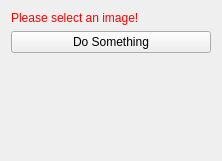
Old version of the form src/internal/Voxel2MeshViewControls.ui in the repository araex/mitk-gem.
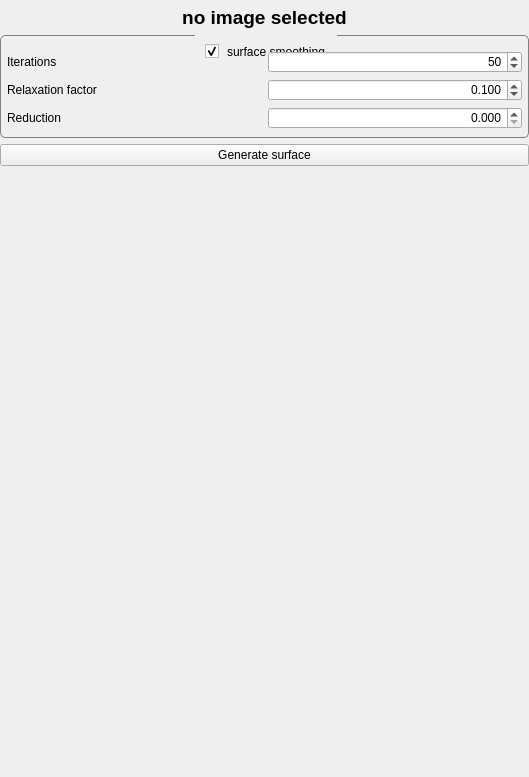
New version of the form.

The edit to the form file:
```diff
--- a/src/internal/Voxel2MeshViewControls.ui
+++ b/src/internal/Voxel2MeshViewControls.ui
@@ -6,8 +6,8 @@
    <rect>
     <x>0</x>
     <y>0</y>
-    <width>222</width>
-    <height>161</height>
+    <width>529</width>
+    <height>777</height>
    </rect>
   </property>
   <property name="minimumSize">
@@ -19,43 +19,312 @@
   <property name="windowTitle">
    <string>QmitkTemplate</string>
   </property>
+  <property name="styleSheet">
+   <string notr="true">QGroupBox {
+	border-width: 1px; 
+	border-style: solid; 
+	border-color: grey;
+	border-radius: 5px;
+	margin-top: 2.5ex;
+}
+
+QGroupBox::title {
+	subcontrol-origin: margin;
+	subcontrol-position: top center;
+	padding: 10px 10px;
+}
+
+QScrollArea{
+	border: 0;
+	margin:0;
+	padding:0;
+}
+
+[mandatoryField=true]{
+	background-color: rgb(255, 150, 150);
+}
+
+[warningField=true]{
+	background-color: rgb(255, 204, 0);
+}
+
+[errorField=true]{
+	background-color: rgb(255, 150, 150);
+}</string>
+  </property>
   <layout class="QVBoxLayout" name="verticalLayout">
+   <property name="leftMargin">
+    <number>0</number>
+   </property>
+   <property name="topMargin">
+    <number>0</number>
+   </property>
+   <property name="rightMargin">
+    <number>0</number>
+   </property>
+   <property name="bottomMargin">
+    <number>0</number>
+   </property>
    <item>
-    <widget class="QLabel" name="labelWarning">
-     <property name="styleSheet">
-      <string notr="true">QLabel { color: rgb(255, 0, 0) }</string>
-     </property>
-     <property name="text">
-      <string>Please select an image!</string>
-     </property>
+    <widget class="QWidget" name="container" native="true">
+     <layout class="QVBoxLayout" name="verticalLayout_6">
+      <property name="leftMargin">
+       <number>0</number>
+      </property>
+      <property name="topMargin">
+       <number>0</number>
+      </property>
+      <property name="rightMargin">
+       <number>0</number>
+      </property>
+      <property name="bottomMargin">
+       <number>0</number>
+      </property>
+      <item>
+       <widget class="QScrollArea" name="scrollArea">
+        <property name="widgetResizable">
+         <bool>true</bool>
+        </property>
+        <widget class="QWidget" name="scrollAreaWidgetContents">
+         <property name="geometry">
+          <rect>
+           <x>0</x>
+           <y>0</y>
+           <width>529</width>
+           <height>777</height>
+          </rect>
+         </property>
+         <layout class="QVBoxLayout" name="verticalLayout_3">
+          <property name="leftMargin">
+           <number>0</number>
+          </property>
+          <property name="topMargin">
+           <number>0</number>
+          </property>
+          <property name="rightMargin">
+           <number>0</number>
+          </property>
+          <property name="bottomMargin">
+           <number>0</number>
+          </property>
+          <item>
+           <layout class="QVBoxLayout" name="verticalLayout_2">
+            <item>
+             <widget class="QWidget" name="widget_2" native="true">
+              <layout class="QVBoxLayout" name="verticalLayout_5">
+               <property name="spacing">
+                <number>3</number>
+               </property>
+               <property name="leftMargin">
+                <number>0</number>
+               </property>
+               <property name="topMargin">
+                <number>0</number>
+               </property>
+               <property name="rightMargin">
+                <number>0</number>
+               </property>
+               <property name="bottomMargin">
+                <number>0</number>
+               </property>
+              </layout>
+             </widget>
+            </item>
+            <item>
+             <widget class="QLabel" name="selectedImages">
+              <property name="text">
+               <string>&lt;html&gt;&lt;head/&gt;&lt;body&gt;&lt;p&gt;&lt;span style=&quot; font-size:14pt; font-weight:600;&quot;&gt;no image selected&lt;/span&gt;&lt;/p&gt;&lt;/body&gt;&lt;/html&gt;</string>
+              </property>
+              <property name="alignment">
+               <set>Qt::AlignCenter</set>
+              </property>
+             </widget>
+            </item>
+            <item>
+             <widget class="QGroupBox" name="smoothingGroup">
+              <property name="title">
+               <string>surface smoothing</string>
+              </property>
+              <property name="checkable">
+               <bool>true</bool>
+              </property>
+              <layout class="QVBoxLayout" name="verticalLayout_4">
+               <property name="spacing">
+                <number>-1</number>
+               </property>
+               <property name="leftMargin">
+                <number>0</number>
+               </property>
+               <property name="topMargin">
+                <number>15</number>
+               </property>
+               <property name="rightMargin">
+                <number>0</number>
+               </property>
+               <property name="bottomMargin">
+                <number>8</number>
+               </property>
+               <item>
+                <widget class="QWidget" name="iterationWidget" native="true">
+                 <property name="toolTip">
+                  <string>&lt;html&gt;&lt;head/&gt;&lt;body&gt;&lt;p&gt;Set the number of iterations for the laplacian filter in vtkSmoothPolydataFilter. Higher numbers result in a more smoothed mesh. The VTK documentation recommends small relaxation factors and large numbers of iterations.&lt;/p&gt;&lt;/body&gt;&lt;/html&gt;</string>
+                 </property>
+                 <layout class="QHBoxLayout" name="horizontalLayout_2" stretch="1,1">
+                  <property name="leftMargin">
+                   <number>6</number>
+                  </property>
+                  <property name="topMargin">
+                   <number>0</number>
+                  </property>
+                  <property name="rightMargin">
+                   <number>6</number>
+                  </property>
+                  <property name="bottomMargin">
+                   <number>0</number>
+                  </property>
+                  <item>
+                   <widget class="QLabel" name="label_3">
+                    <property name="text">
+                     <string>Iterations</string>
+                    </property>
+                   </widget>
+                  </item>
+                  <item>
+                   <widget class="QSpinBox" name="iterationSpinBox">
+                    <property name="alignment">
+                     <set>Qt::AlignRight|Qt::AlignTrailing|Qt::AlignVCenter</set>
+                    </property>
+                    <property name="minimum">
+                     <number>1</number>
+                    </property>
+                    <property name="maximum">
+                     <number>1000</number>
+                    </property>
+                    <property name="value">
+                     <number>50</number>
+                    </property>
+                   </widget>
+                  </item>
+                 </layout>
+                </widget>
+               </item>
+               <item>
+                <widget class="QWidget" name="relaxationWidget" native="true">
+                 <property name="toolTip">
+                  <string>&lt;html&gt;&lt;head/&gt;&lt;body&gt;&lt;p&gt;Specify the relaxation factor for Laplacian smoothing. The VTK documentation recommends small relaxation factors and large numbers of iterations.&lt;/p&gt;&lt;/body&gt;&lt;/html&gt;</string>
+                 </property>
+                 <layout class="QHBoxLayout" name="horizontalLayout_4" stretch="1,1">
+                  <property name="leftMargin">
+                   <number>6</number>
+                  </property>
+                  <property name="topMargin">
+                   <number>0</number>
+                  </property>
+                  <property name="rightMargin">
+                   <number>6</number>
+                  </property>
+                  <property name="bottomMargin">
+                   <number>0</number>
+                  </property>
+                  <item>
+                   <widget class="QLabel" name="label_5">
+                    <property name="text">
+                     <string>Relaxation factor</string>
+                    </property>
+                   </widget>
+                  </item>
+                  <item>
+                   <widget class="QDoubleSpinBox" name="relaxationSpinBox">
+                    <property name="alignment">
+                     <set>Qt::AlignRight|Qt::AlignTrailing|Qt::AlignVCenter</set>
+                    </property>
+                    <property name="decimals">
+                     <number>3</number>
+                    </property>
+                    <property name="value">
+                     <double>0.100000000000000</double>
+                    </property>
+                   </widget>
+                  </item>
+                 </layout>
+                </widget>
+               </item>
+               <item>
+                <widget class="QWidget" name="reductionWidget" native="true">
+                 <property name="toolTip">
+                  <string>&lt;html&gt;&lt;head/&gt;&lt;body&gt;&lt;p&gt;Reduction of triangles in the resulting mesh. Range 0.0 - 1.0. A value of 0.9 will reduce the data to 10% of its original size.&lt;/p&gt;&lt;/body&gt;&lt;/html&gt;</string>
+                 </property>
+                 <layout class="QHBoxLayout" name="horizontalLayout_5" stretch="1,1">
+                  <property name="leftMargin">
+                   <number>6</number>
+                  </property>
+                  <property name="topMargin">
+                   <number>0</number>
+                  </property>
+                  <property name="rightMargin">
+                   <number>6</number>
+                  </property>
+                  <property name="bottomMargin">
+                   <number>0</number>
+                  </property>
+                  <item>
+                   <widget class="QLabel" name="label_6">
+                    <property name="text">
+                     <string>Reduction</string>
+                    </property>
+                   </widget>
+                  </item>
+                  <item>
+                   <widget class="QDoubleSpinBox" name="reductionSpinBox">
+                    <property name="alignment">
+                     <set>Qt::AlignRight|Qt::AlignTrailing|Qt::AlignVCenter</set>
+                    </property>
+                    <property name="decimals">
+                     <number>3</number>
+                    </property>
+                    <property name="maximum">
+                     <double>1.000000000000000</double>
+                    </property>
+                    <property name="value">
+                     <double>0.000000000000000</double>
+                    </property>
+                   </widget>
+                  </item>
+                 </layout>
+                </widget>
+               </item>
+              </layout>
+             </widget>
+            </item>
+            <item>
+             <widget class="QPushButton" name="generateSurfaceButton">
+              <property name="text">
+               <string>Generate surface</string>
+              </property>
+             </widget>
+            </item>
+            <item>
+             <spacer name="verticalSpacer">
+              <property name="orientation">
+               <enum>Qt::Vertical</enum>
+              </property>
+              <property name="sizeHint" stdset="0">
+               <size>
+                <width>20</width>
+                <height>40</height>
+               </size>
+              </property>
+             </spacer>
+            </item>
+           </layout>
+          </item>
+         </layout>
+        </widget>
+       </widget>
+      </item>
+     </layout>
     </widget>
    </item>
-   <item>
-    <widget class="QPushButton" name="buttonPerformImageProcessing">
-     <property name="toolTip">
-      <string>Do image processing</string>
-     </property>
-     <property name="text">
-      <string>Do Something</string>
-     </property>
-    </widget>
-   </item>
-   <item>
-    <spacer name="spacer1">
-     <property name="orientation">
-      <enum>Qt::Vertical</enum>
-     </property>
-     <property name="sizeType">
-      <enum>QSizePolicy::Expanding</enum>
-     </property>
-     <property name="sizeHint" stdset="0">
-      <size>
-       <width>20</width>
-       <height>220</height>
-      </size>
-     </property>
-    </spacer>
-   </item>
   </layout>
  </widget>
  <layoutdefault spacing="6" margin="11"/>
```
Left out of the diff: 4 changed lines with no effect on the pictures.
